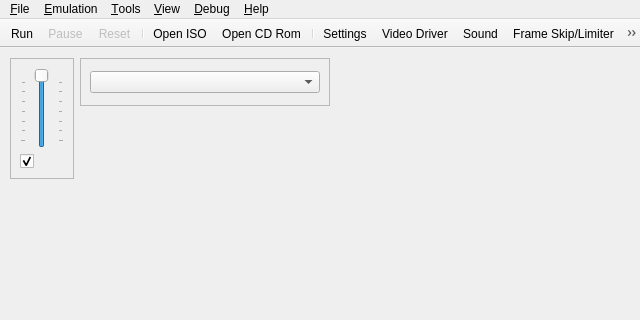
Old version of the form yabause/src/qt/ui/UIYabause.ui in the repository Yabause/yabause; both pictures show x 0 to 640 and y 0 to 320 of the 640 by 480 pixel window.
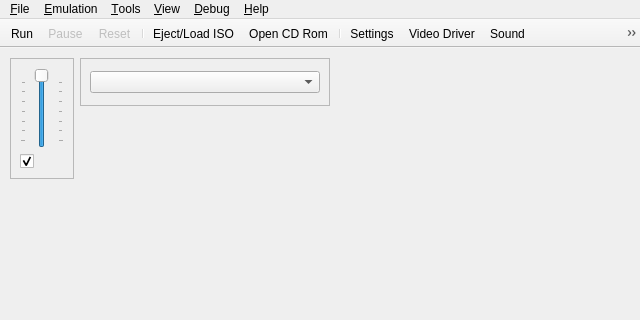
New version of the form. Icons and pictures are not drawn.

Commit message: Fuse open tray and load ISO.

The edit to the form file:
```diff
--- a/yabause/src/qt/ui/UIYabause.ui
+++ b/yabause/src/qt/ui/UIYabause.ui
@@ -841,7 +841,7 @@
      <normaloff>:/actions/icons/actions/iso.png</normaloff>:/actions/icons/actions/iso.png</iconset>
    </property>
    <property name="text">
-    <string>Open &amp;ISO...</string>
+    <string>Eject/Load ISO...</string>
    </property>
    <property name="shortcut">
     <string>Ctrl+I</string>
```
Left out of the diff: 8 changed lines with no effect on the pictures. The commit also changes 5 other files.
